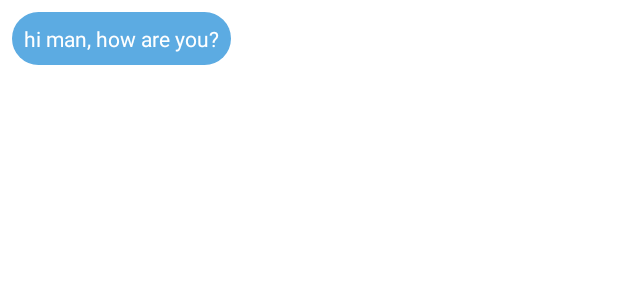
After one commit to Hamzaiq223/FakeCallApp, an Android app: the layout item_message_recieved.xml on its own in the app's theme, with its tools: preview values and no code run, on a phone screen of 412 x 824 dp. The commit adds this screen. Shown: the top 300 px of the screen. Run offline under Robolectric (Android 15) with nearby library versions, the phone set to English and light mode, and no system bars.

Commit message:
Layouts Added

```diff
--- /dev/null
+++ b/app/src/main/res/drawable/chat_bubble_message_received.xml
@@ -0,0 +1,14 @@
+<?xml version="1.0" encoding="utf-8"?>
+<shape xmlns:android="http://schemas.android.com/apk/res/android"
+    android:shape="rectangle">
+
+    <!-- View background color -->
+    <solid
+        android:color="#5CABE2" >
+    </solid>
+
+    <!-- The radius makes the corners rounded -->
+    <corners
+        android:radius="20dp">
+    </corners>
+</shape>
--- /dev/null
+++ b/app/src/main/res/layout/item_message_recieved.xml
@@ -0,0 +1,29 @@
+<?xml version="1.0" encoding="utf-8"?>
+
+<androidx.constraintlayout.widget.ConstraintLayout
+    xmlns:android="http://schemas.android.com/apk/res/android"
+    xmlns:app="http://schemas.android.com/apk/res-auto"
+    xmlns:tools="http://schemas.android.com/tools"
+    xmlns:fresco="http://schemas.android.com/apk/res-auto"
+    android:layout_width="match_parent"
+    android:layout_height="wrap_content"
+    android:paddingTop="8dp"
+    android:paddingLeft="8dp">
+
+
+
+    <TextView
+        android:id="@+id/text_message_body"
+        android:layout_width="wrap_content"
+        android:layout_height="wrap_content"
+        android:background="@drawable/chat_bubble_message_received"
+        android:maxWidth="240dp"
+        android:minWidth="80dp"
+        android:padding="8dp"
+        android:text="hi man, how are you?"
+        android:textColor="#ffffff"
+        app:layout_constraintBottom_toBottomOf="parent"
+        app:layout_constraintStart_toStartOf="parent"
+        app:layout_constraintTop_toTopOf="parent" />
+
+</androidx.constraintlayout.widget.ConstraintLayout>
```
Also changed, not shown: app/src/main/res/drawable/chat_bubble_message_sent.xml (added, +14 -0 lines), app/src/main/res/layout/activity_chat.xml (+5 -5 lines), app/src/main/res/layout/item_message_sent.xml (added, +26 -0 lines).
